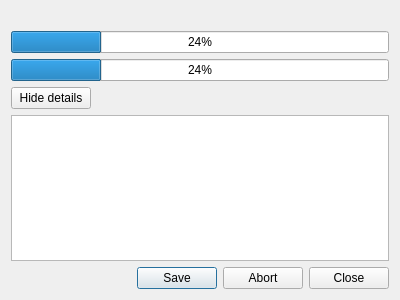
Old version of the form ui/processdialogue.ui in the repository darrenedale/Qync.
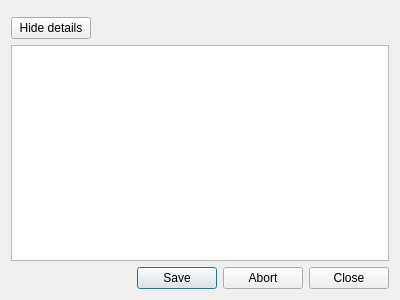
New version of the form. Icons and pictures are not drawn. Custom widgets are drawn as their Qt base class.

The edit to the form file:
```diff
--- a/ui/processdialogue.ui
+++ b/ui/processdialogue.ui
@@ -21,36 +21,7 @@
   </property>
   <layout class="QVBoxLayout" name="mainLayout">
    <item>
-    <layout class="QHBoxLayout" name="nameAndSpeedLayout" stretch="1,0">
-     <item>
-      <widget class="QLabel" name="itemName">
-       <property name="text">
-        <string/>
-       </property>
-      </widget>
-     </item>
-     <item>
-      <widget class="QLabel" name="transferSpeed">
-       <property name="text">
-        <string/>
-       </property>
-      </widget>
-     </item>
-    </layout>
-   </item>
-   <item>
-    <widget class="QProgressBar" name="itemProgress">
-     <property name="value">
-      <number>24</number>
-     </property>
-    </widget>
-   </item>
-   <item>
-    <widget class="QProgressBar" name="overallProgress">
-     <property name="value">
-      <number>24</number>
-     </property>
-    </widget>
+    <widget class="Qync::ProcessWidget" name="processWidget" native="true"/>
    </item>
    <item>
     <layout class="QHBoxLayout" name="horizontalLayout">
@@ -95,6 +66,14 @@
    </item>
   </layout>
  </widget>
+ <customwidgets>
+  <customwidget>
+   <class>Qync::ProcessWidget</class>
+   <extends>QWidget</extends>
+   <header>src/processwidget.h</header>
+   <container>1</container>
+  </customwidget>
+ </customwidgets>
  <resources/>
  <connections>
   <connection>
```
